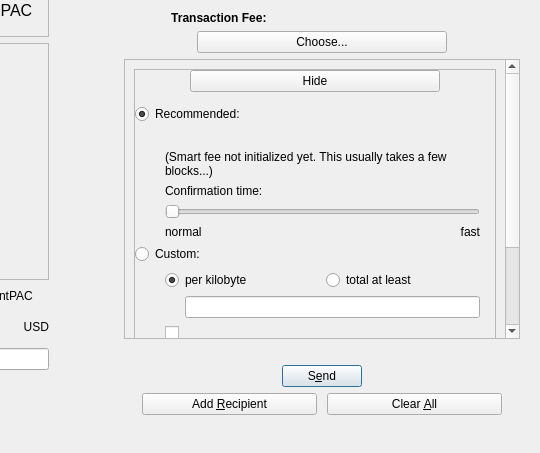
PACCommunity/PAC, file src/qt/forms/sendcoinsdialog.ui: the form before one commit; both pictures show x 643 to 1183 and y 153 to 606 of the 1183 by 606 pixel window.
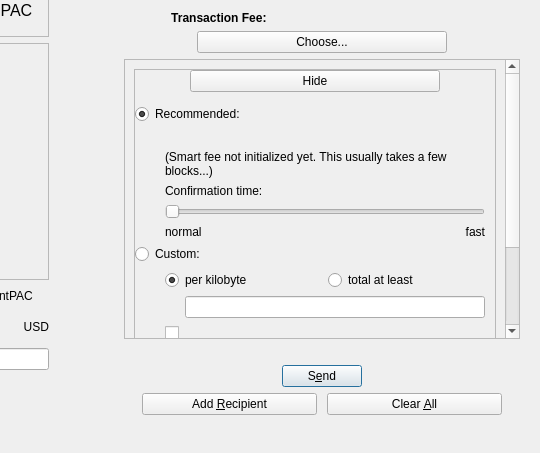
The form after the commit. Custom widgets are drawn as their Qt base class.

Diff of the .ui file:
```diff
--- a/src/qt/forms/sendcoinsdialog.ui
+++ b/src/qt/forms/sendcoinsdialog.ui
@@ -1496,7 +1496,7 @@
               <rect>
                <x>0</x>
                <y>0</y>
-               <width>378</width>
+               <width>388</width>
                <height>484</height>
               </rect>
              </property>
@@ -1958,7 +1958,7 @@
                           </property>
                           <property name="sizeHint" stdset="0">
                            <size>
-                            <width>15</width>
+                            <width>10</width>
                             <height>20</height>
                            </size>
                           </property>
```
